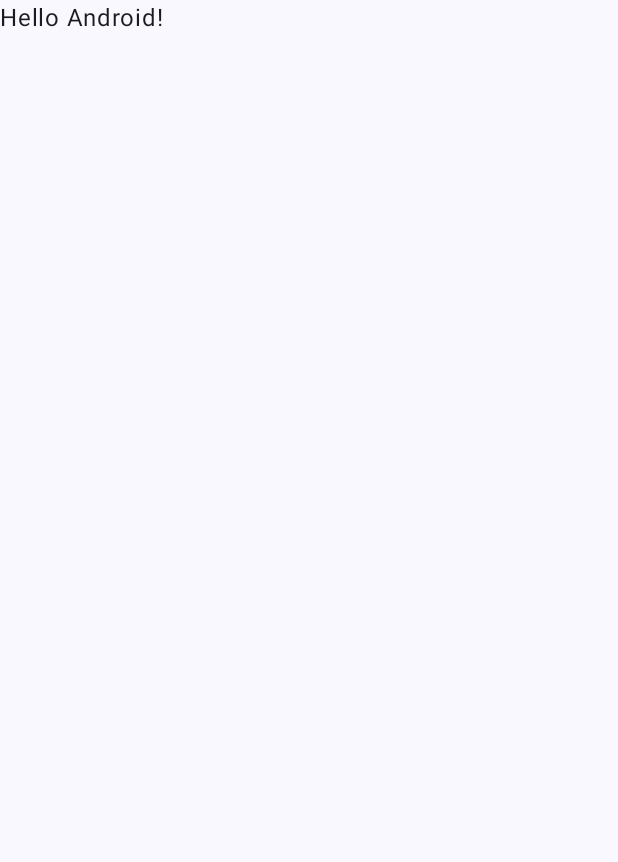
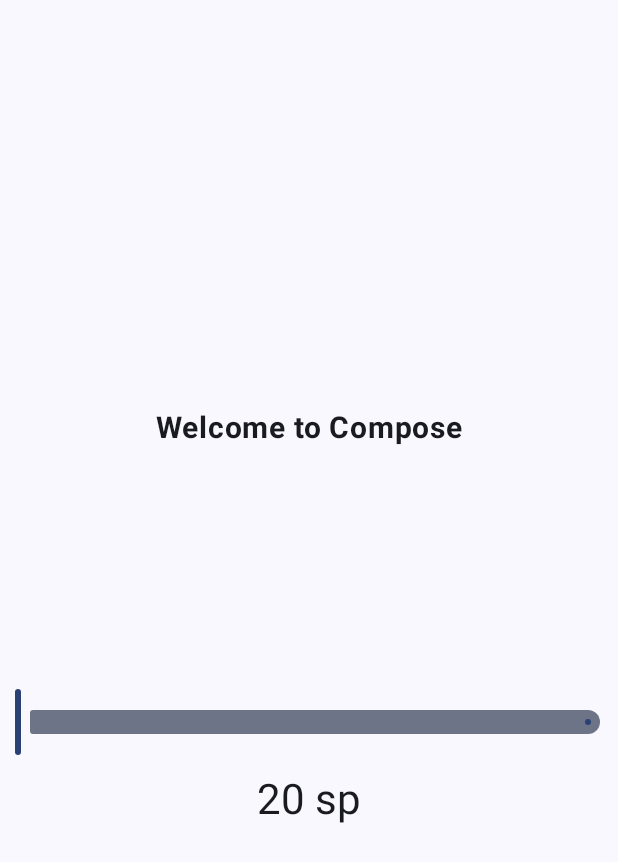
Before and after one commit to Sket7/ModifierDemo, an Android app built with Jetpack Compose: the screen it shows after launch (MainActivity), on a phone screen of 412 x 824 dp. Before the commit the part shown is almost empty. Shown: the top 862 px of the screen. Run offline under Robolectric (Android 15) with nearby library versions, the phone set to English and light mode, and no system bars.

Commit message:
added ComposeDemo

```diff
--- a/app/src/main/java/com/sket/modifierdemo/MainActivity.kt
+++ b/app/src/main/java/com/sket/modifierdemo/MainActivity.kt
@@ -4,13 +4,27 @@ import android.os.Bundle
 import androidx.activity.ComponentActivity
 import androidx.activity.compose.setContent
 import androidx.activity.enableEdgeToEdge
+import androidx.compose.foundation.layout.Arrangement
+import androidx.compose.foundation.layout.Column
+import androidx.compose.foundation.layout.Spacer
 import androidx.compose.foundation.layout.fillMaxSize
+import androidx.compose.foundation.layout.height
 import androidx.compose.foundation.layout.padding
+import androidx.compose.material3.MaterialTheme
 import androidx.compose.material3.Scaffold
+import androidx.compose.material3.Slider
 import androidx.compose.material3.Text
 import androidx.compose.runtime.Composable
+import androidx.compose.runtime.getValue
+import androidx.compose.runtime.mutableFloatStateOf
+import androidx.compose.runtime.remember
+import androidx.compose.runtime.setValue
+import androidx.compose.ui.Alignment
 import androidx.compose.ui.Modifier
+import androidx.compose.ui.text.font.FontWeight
 import androidx.compose.ui.tooling.preview.Preview
+import androidx.compose.ui.unit.dp
+import androidx.compose.ui.unit.sp
 import com.sket.modifierdemo.ui.theme.ModifierDemoTheme
 
 class MainActivity : ComponentActivity() {
@@ -20,10 +34,7 @@ class MainActivity : ComponentActivity() {
         setContent {
             ModifierDemoTheme {
                 Scaffold(modifier = Modifier.fillMaxSize()) { innerPadding ->
-                    Greeting(
-                        name = "Android",
-                        modifier = Modifier.padding(innerPadding)
-                    )
+                    DemoScreen(modifier = Modifier.padding(innerPadding))
                 }
             }
         }
@@ -31,10 +42,40 @@ class MainActivity : ComponentActivity() {
 }
 
 @Composable
-fun Greeting(name: String, modifier: Modifier = Modifier) {
+fun DemoScreen(modifier: Modifier = Modifier) {
+    var sliderPosition by remember { mutableFloatStateOf(20f) }
+    val handlePositionChange = { position: Float -> sliderPosition = position }
+    Column(
+        horizontalAlignment = Alignment.CenterHorizontally,
+        verticalArrangement = Arrangement.Center,
+        modifier = Modifier.fillMaxSize()
+    ) {
+        DemoText(text = "Welcome to Compose", fontSize = sliderPosition)
+        Spacer(modifier = Modifier.height(150.dp))
+        DemoSlider(sliderPosition = sliderPosition, onPositionChange = handlePositionChange)
+        Text(
+            style = MaterialTheme.typography.headlineMedium,
+            text = sliderPosition.toInt().toString() + " sp"
+        )
+    }
+}
+
+@Composable
+fun DemoText(text: String, fontSize: Float) {
     Text(
-        text = "Hello $name!",
-        modifier = modifier
+        text = text,
+        fontSize = fontSize.sp, fontWeight = FontWeight.Bold
+    )
+}
+
+
+@Composable
+fun DemoSlider(sliderPosition: Float, onPositionChange: (Float) -> Unit) {
+    Slider(
+        modifier = Modifier.padding(10.dp),
+        valueRange = 20f..38f,
+        value = sliderPosition,
+        onValueChange = { onPositionChange(it) }
     )
 }
 
@@ -42,6 +83,8 @@ fun Greeting(name: String, modifier: Modifier = Modifier) {
 @Composable
 fun GreetingPreview() {
     ModifierDemoTheme {
-        Greeting("Android")
+        Scaffold(modifier = Modifier.fillMaxSize()) { innerPadding ->
+            DemoScreen(modifier = Modifier.padding(innerPadding))
+        }
     }
 }
```
